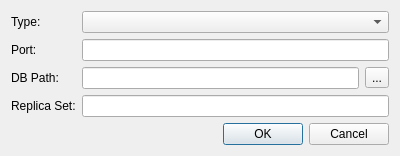
Above: add_host_dialog.ui from dgolub/mongo-test-cluster before the change. Below: the same form after it.
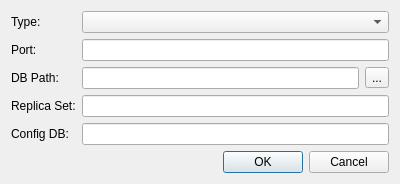
That is the form after the change.

Commit message: Add config DB option for mongos.

Diff of the .ui file:
```diff
--- a/add_host_dialog.ui
+++ b/add_host_dialog.ui
@@ -7,7 +7,7 @@
     <x>0</x>
     <y>0</y>
     <width>400</width>
-    <height>147</height>
+    <height>173</height>
    </rect>
   </property>
   <property name="sizePolicy">
@@ -69,6 +69,16 @@
      <item row="3" column="2" colspan="2">
       <widget class="QLineEdit" name="lineEditReplicaSet"/>
      </item>
+     <item row="4" column="0">
+      <widget class="QLabel" name="labelConfigDB">
+       <property name="text">
+        <string>Config DB:</string>
+       </property>
+      </widget>
+     </item>
+     <item row="4" column="2" colspan="2">
+      <widget class="QLineEdit" name="lineEditConfigDB"/>
+     </item>
     </layout>
    </item>
    <item>
```
The commit also changes 5 other files.
